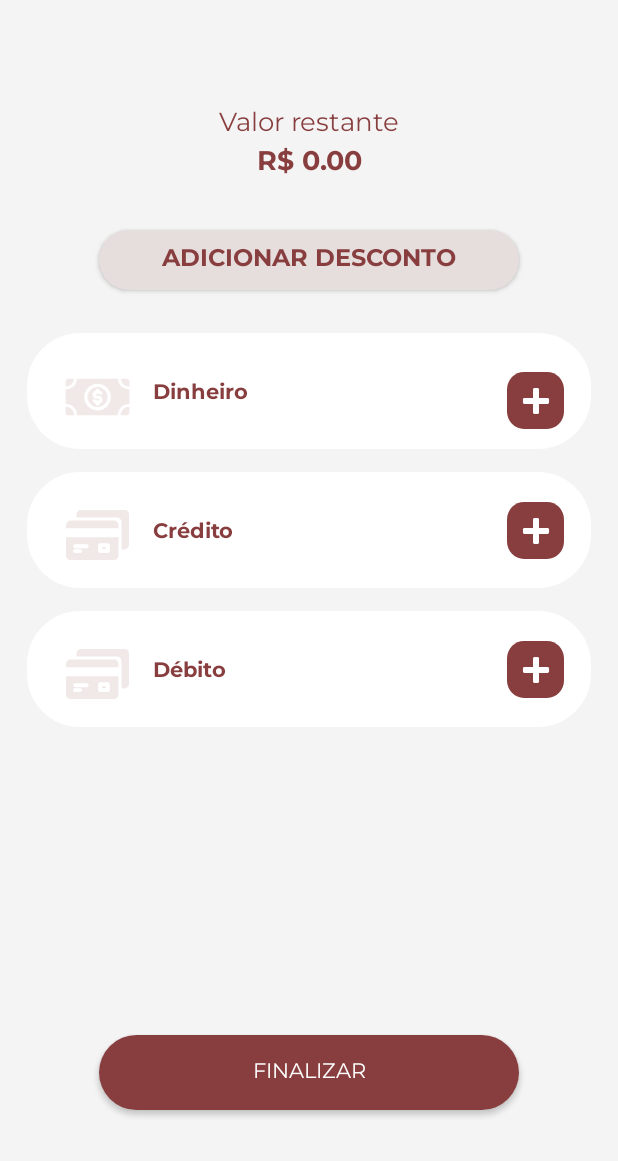
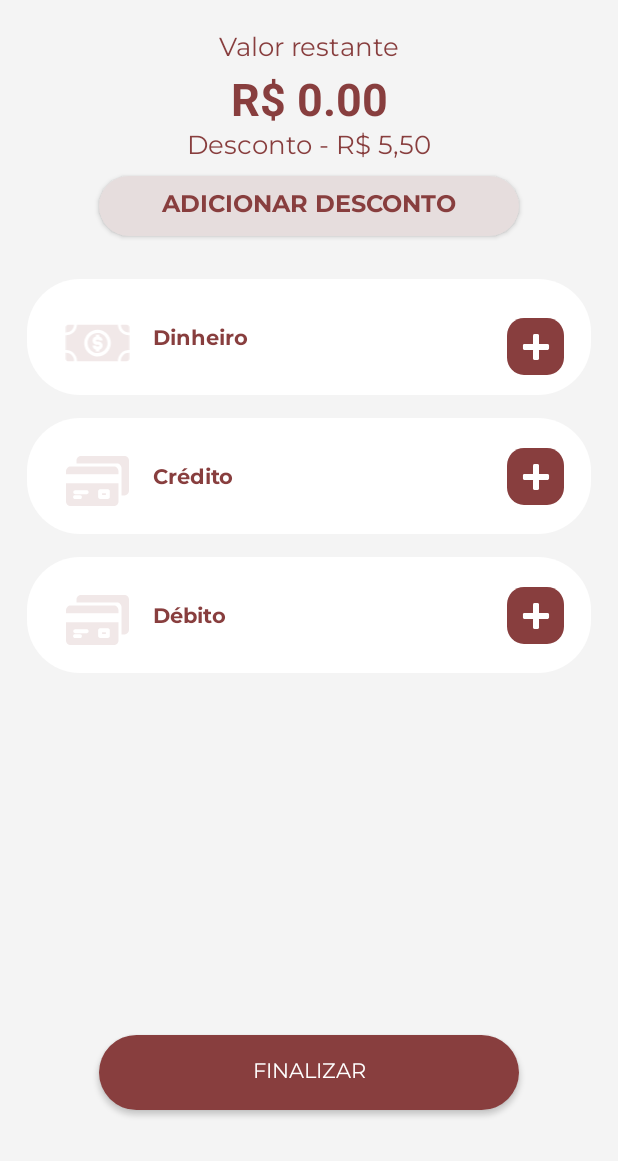
Before and after one commit to ThiagoLapazini/EyeCoffee5, an Android app: the Pagamento screen opened through its navigation route, on a phone screen of 412 x 824 dp, the part 75-1236 px from its top. Run offline under Robolectric (Android 15) with nearby library versions, the phone set to English and light mode, and no system bars; our stand-ins replace Room's generated code; pictures from the network do not load.

Commit message:
arrumando UX

```diff
--- a/app/src/main/java/com/example/eyecoffee/adapters/CarrinhoAdapter.kt
+++ b/app/src/main/java/com/example/eyecoffee/adapters/CarrinhoAdapter.kt
@@ -1,10 +1,14 @@
 package com.example.eyecoffee.adapters
 
+import android.annotation.SuppressLint
 import android.content.Context
+import android.os.Build
 import android.view.LayoutInflater
+import android.view.MenuInflater
 import android.view.ViewGroup
 import android.widget.ImageView
 import android.widget.PopupMenu
+import androidx.annotation.RequiresApi
 import androidx.recyclerview.widget.RecyclerView
 import com.bumptech.glide.Glide
 import com.example.eyecoffee.R
@@ -27,6 +31,8 @@ class CarrinhoAdapter(
     override fun getItemCount() = carrinhoList.size
 
     // Método chamado para vincular os dados a um ViewHolder específico
+    @RequiresApi(Build.VERSION_CODES.P)
+    @SuppressLint("RestrictedApi")
     override fun onBindViewHolder(holder: CarrinhoViewHolder, position: Int) {
         // Obtendo o objeto ModelCarrinho da lista
         val carrinhoItem = carrinhoList[position]
@@ -45,23 +51,31 @@ class CarrinhoAdapter(
         }
         // Definindo o OnClickListener para o botão opcoes
         holder.opcoes.setOnClickListener {
-            // Chamar o método do SharedViewModel para exibir o PopupOpcoesEditar
             val popupMenu = PopupMenu(context, it)
-            popupMenu.inflate(R.menu.popupmenu_layout)
 
-            // Lidar com cliques nos itens do menu
+            // Inflar o menu usando o estilo personalizado
+            val inflater: MenuInflater = popupMenu.menuInflater
+            inflater.inflate(R.menu.popupmenu_layout, popupMenu.menu)
+
             popupMenu.setOnMenuItemClickListener { item ->
                 when (item.itemId) {
                     R.id.opcao1 -> {
                         sharedViewModel.exibirPopupOpcoesEditar(carrinhoItem)
                         true
                     }
+
                     R.id.opcao2 -> {
                         // Ação para a opção 2, se necessário
                         true
                     }
+
                     else -> false
                 }
+            }
+
+            // Verificar a versão do Android antes de chamar setGroupDividerEnabled
+            if (Build.VERSION.SDK_INT >= Build.VERSION_CODES.P) {
+                popupMenu.menu.setGroupDividerEnabled(true)
             }
 
             // Exibir o PopupMenu ancorado no botão "opcoes"
@@ -74,6 +88,7 @@ class CarrinhoAdapter(
             carrinhoList.addAll(list)
             notifyDataSetChanged()
         }
+
     // Classe interna representando o ViewHolder para um item de carrinho
     inner class CarrinhoViewHolder(binding: ModelcarrinhoBinding) :
         RecyclerView.ViewHolder(binding.root) {
--- a/app/src/main/java/com/example/eyecoffee/fragments/Catalogo.kt
+++ b/app/src/main/java/com/example/eyecoffee/fragments/Catalogo.kt
@@ -50,7 +50,6 @@ class Catalogo : Fragment() {
                 sharedViewModel.addToCarrinhoList(carrinhoItem, 1)
 
             })
-
         recyclerView.adapter = produtosAdapter
         // Carregando dados iniciais
         getProdutos()
--- a/app/src/main/res/layout/activity_main.xml
+++ b/app/src/main/res/layout/activity_main.xml
@@ -192,6 +192,7 @@
             android:layout_width="wrap_content"
             android:layout_height="wrap_content"
             android:layout_marginEnd="17dp"
+            android:backgroundTint="@android:color/transparent"
             app:layout_constraintBottom_toBottomOf="parent"
             app:layout_constraintEnd_toEndOf="parent"
             app:layout_constraintTop_toTopOf="parent"
@@ -204,7 +205,6 @@
             android:layout_marginEnd="9dp"
             style="@style/normal14"
             android:textColor="@color/white"
-            android:clickable="true"
             android:text="Limpar"
             app:layout_constraintBottom_toBottomOf="parent"
             app:layout_constraintEnd_toStartOf="@+id/imageLimpar"
--- a/app/src/main/res/layout/fragment_pagamento.xml
+++ b/app/src/main/res/layout/fragment_pagamento.xml
@@ -95,7 +95,7 @@
         android:id="@+id/title_lancamento"
         android:layout_width="wrap_content"
         android:layout_height="wrap_content"
-        android:layout_marginTop="70dp"
+        android:layout_marginTop="20dp"
         android:fontFamily="@font/montserrat"
         android:text="Valor restante"
         android:textAlignment="center"
@@ -107,15 +107,31 @@
 
     <TextView
         android:id="@+id/total_value"
-        style="@style/tituloPrincipal"
         android:layout_width="wrap_content"
         android:layout_height="wrap_content"
         android:text="R$ 55,00"
+        android:textSize="30sp"
+        android:textColor="@color/marrom"
+        android:textStyle="bold"
         android:textAlignment="center"
-        android:textStyle="bold"
         app:layout_constraintEnd_toEndOf="parent"
         app:layout_constraintStart_toStartOf="parent"
         app:layout_constraintTop_toBottomOf="@+id/title_lancamento" />
+
+    <TextView
+        android:id="@+id/restantedesconto"
+        android:layout_width="wrap_content"
+        android:layout_height="wrap_content"
+        android:layout_marginTop="40dp"
+        android:fontFamily="@font/montserrat"
+        android:text="Desconto - R$ 5,50"
+        android:textAlignment="center"
+        android:textColor="@color/marrom"
+        android:textSize="17sp"
+        app:layout_constraintEnd_toEndOf="parent"
+        app:layout_constraintStart_toStartOf="parent"
+        app:layout_constraintTop_toTopOf="@id/total_value" />
+
 
     <Button
         android:id="@+id/removerDesconto"
```
Lines whose indentation alone changed are shown as unchanged.
